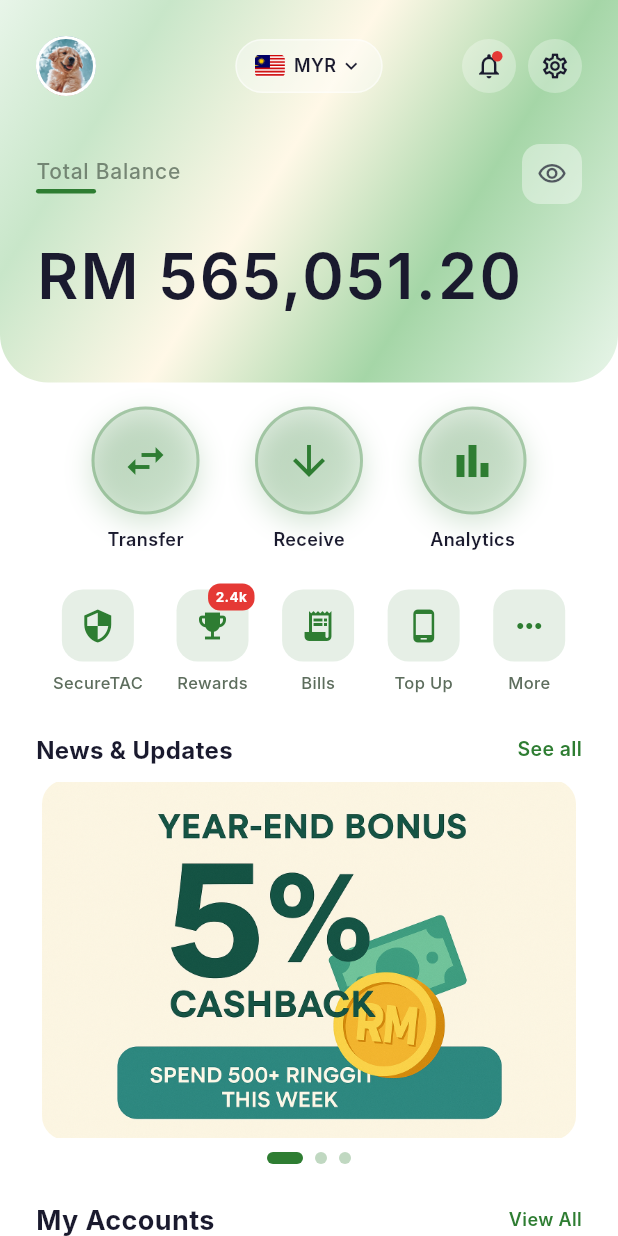
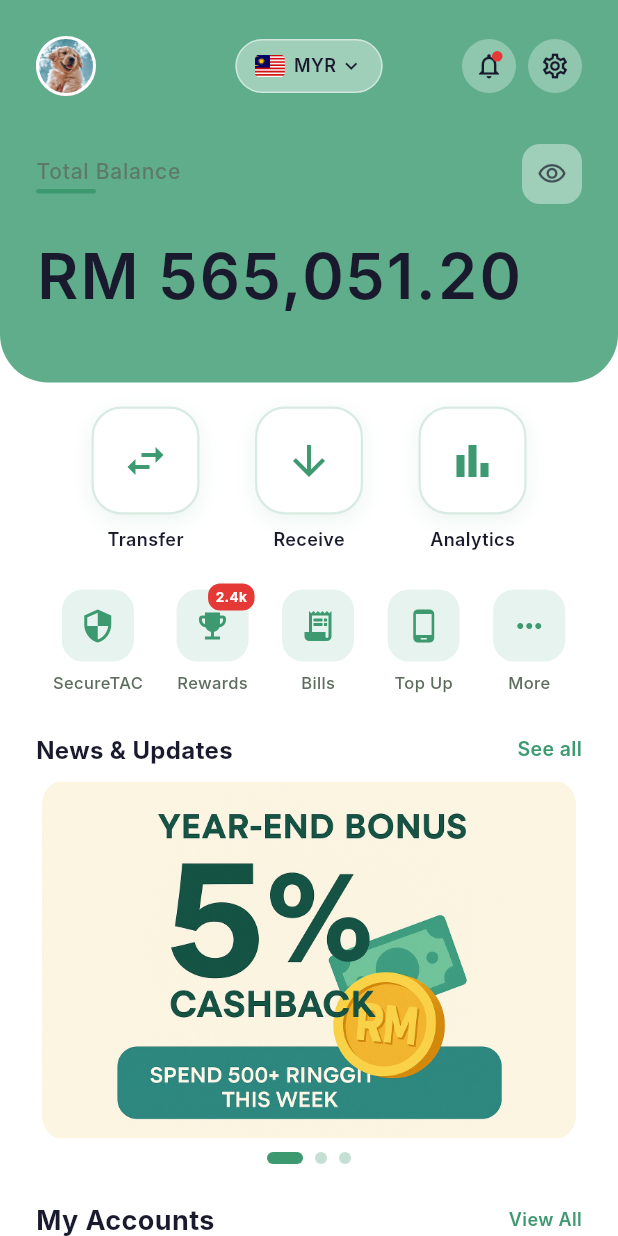
Before and after one commit to kimhongzhang323/SiBehGoodBank, a Flutter app: the HomeScreen screen opened directly, on a phone screen of 412 x 824 dp. Run offline on Flutter 3.47's test engine with Material 3 defaults, Android fonts, the phone set to English and light mode, and no system bars; our stand-ins replace image_picker, permission_handler, shared_preferences, speech_to_text; missing offline and left inert: mobile_scanner; accounts and stored records are empty; Roboto replaces fonts that are missing (Inter).

Commit message:
style: idk what this is

```diff
--- a/lib/constants/app_colors.dart
+++ b/lib/constants/app_colors.dart
@@ -3,10 +3,11 @@ import 'package:flutter/material.dart';
 /// App color palette following a green and cream theme
 class AppColors {
   // Primary green colors
-  static const Color primaryGreen = Color(0xFF2E7D32);
-  static const Color lightGreen = Color(0xFF81C784);
-  static const Color softGreen = Color(0xFFE8F5E9);
-  static const Color mintGreen = Color(0xFFC8E6C9);
+  static const Color primaryGreen = Color(0xFF3D9970); // Muted sage green
+  static const Color darkGreen = Color(0xFF2D7A5E); // Darker muted green
+  static const Color lightGreen = Color(0xFF7CB69D); // Soft light green
+  static const Color softGreen = Color(0xFF5FAD8B); // Pleasant muted green for header
+  static const Color mintGreen = Color(0xFFD4E9DF); // Very soft mint
 
   // Cream colors
   static const Color cream = Color(0xFFFFFBF5);
@@ -17,7 +18,7 @@ class AppColors {
   static const Color lavender = Color(0xFFE8F5E9);
   static const Color pastelBlue = Color(0xFFE8F5E9);
   static const Color pinkTint = Color(0xFFFFF8E7);
-  static const Color softPurple = Color(0xFFC8E6C9);
+  static const Color softPurple = Color(0xFFD4E9DF);
   static const Color lilac = Color(0xFFE8F5E9);
 
   // Extended palette
@@ -33,8 +34,8 @@ class AppColors {
   // Status colors
   static const Color positive = Color(0xFF4CAF50);
   static const Color negative = Color(0xFFE53935);
-  static const Color accent = Color(0xFF2E7D32); // Changed to green
-  static const Color accentBlue = Color(0xFF43A047);
+  static const Color accent = Color(0xFF3D9970); // Muted green accent
+  static const Color accentBlue = Color(0xFF5FAD8B);
 
   // Glass effect colors
   static const Color glassWhite = Color(0x40FFFFFF);
--- a/lib/screens/home_screen.dart
+++ b/lib/screens/home_screen.dart
@@ -266,12 +266,7 @@ class _HomeScreenState extends State<HomeScreen> {
   Widget _buildHeader(BuildContext context) {
     return Container(
       decoration: BoxDecoration(
-        gradient: LinearGradient(
-          begin: Alignment.topLeft,
-          end: Alignment.bottomRight,
-          colors: AppColors.holographicGradient,
-          stops: AppColors.holographicStops,
-        ),
+        color: AppColors.softGreen,
         borderRadius: const BorderRadius.only(
           bottomLeft: Radius.circular(32),
           bottomRight: Radius.circular(32),
@@ -595,24 +590,17 @@ class _HomeScreenState extends State<HomeScreen> {
             width: 72,
             height: 72,
             decoration: BoxDecoration(
-              gradient: LinearGradient(
-                begin: Alignment.topLeft,
-                end: Alignment.bottomRight,
-                colors: [
-                  AppColors.accent.withOpacity(0.15),
-                  AppColors.softPurple.withOpacity(0.3),
-                ],
-              ),
-              shape: BoxShape.circle,
+              color: Colors.white,
+              borderRadius: BorderRadius.circular(20),
               border: Border.all(
-                color: AppColors.accent.withOpacity(0.3),
-                width: 2,
+                color: AppColors.accent.withOpacity(0.2),
+                width: 1.5,
               ),
               boxShadow: [
                 BoxShadow(
-                  color: AppColors.accent.withOpacity(0.2),
-                  blurRadius: 16,
-                  offset: const Offset(0, 6),
+                  color: AppColors.accent.withOpacity(0.1),
+                  blurRadius: 12,
+                  offset: const Offset(0, 4),
                   spreadRadius: 0,
                 ),
               ],
```
